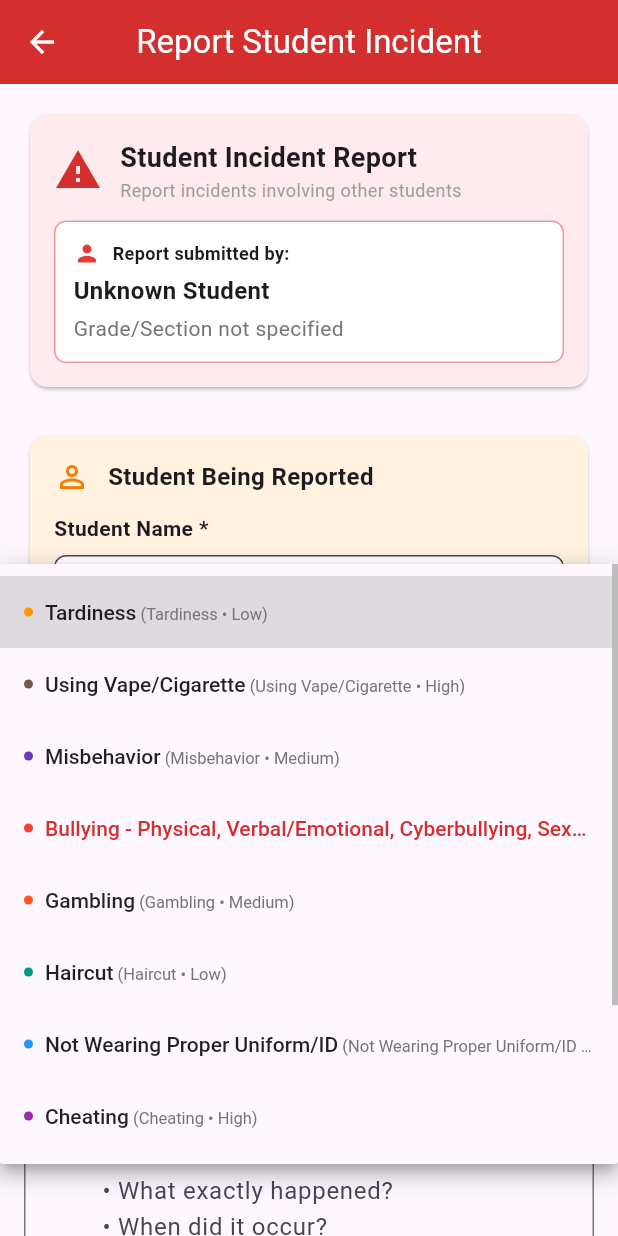
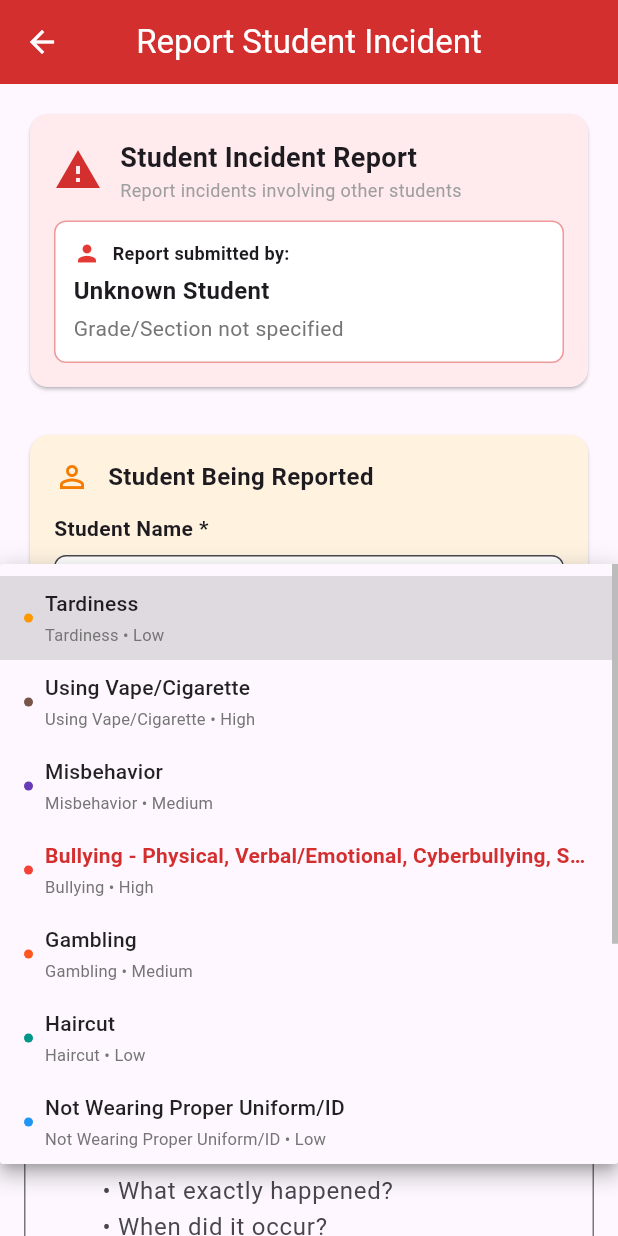
Before and after one commit to MarkJustine28/capstone, a Flutter app: the SubmitIncidentPage screen opened by its route, after a tap on "Select violation type", on a phone screen of 412 x 824 dp. Run offline on Flutter 3.47's test engine with Material 3 defaults, Android fonts, the phone set to English and light mode, and no system bars; our stand-ins replace flutter_dotenv, shared_preferences; accounts and stored records are empty.

Commit message:
fix: Resolve syntax errors and improve violation type handling
- Fix 'expected an identifier' error in dropdown items
- Fix violation types showing only 'Others'
- Fix empty dashboard greeting with proper name fallback
- Improve API response parsing for List and Map formats
- Add displayName getter to AuthProvider
- Enhance dropdown UI with proper text layout
- Add fallback violation types on API failure

```diff
--- a/lib/features/student/pages/incident_report_page.dart
+++ b/lib/features/student/pages/incident_report_page.dart
@@ -3,7 +3,7 @@ import 'package:provider/provider.dart';
 import 'package:intl/intl.dart';
 import '../../../providers/auth_provider.dart';
 import '../../../providers/student_provider.dart';
-import '../../../services/api_services.dart'; // ✅ Import ApiService
+import '../../../services/api_services.dart';
 
 class SubmitIncidentPage extends StatefulWidget {
   const SubmitIncidentPage({super.key});
@@ -35,7 +35,7 @@ class _SubmitIncidentPageState extends State<SubmitIncidentPage> {
     _fetchStudentInfo();
   }
 
-  // ✅ FIXED: Fetch student info using ApiService
+  // ✅ Fetch student info using ApiService
   Future<void> _fetchStudentInfo() async {
     try {
       final authProvider = Provider.of<AuthProvider>(context, listen: false);
@@ -48,7 +48,6 @@ class _SubmitIncidentPageState extends State<SubmitIncidentPage> {
 
       debugPrint("🌐 Fetching student info from: ${ApiService.baseUrl}/profile/");
 
-      // ✅ Use ApiService instead of manual HTTP
       final result = await ApiService.instance.get(
         endpoint: '/profile/',
         token: authProvider.token,
@@ -72,7 +71,7 @@ class _SubmitIncidentPageState extends State<SubmitIncidentPage> {
     }
   }
 
-  // ✅ FIXED: Fetch violation types using ApiService
+  // ✅ Fetch violation types using ApiService
   Future<void> _fetchViolationTypes() async {
     try {
       final authProvider = Provider.of<AuthProvider>(context, listen: false);
@@ -85,19 +84,32 @@ class _SubmitIncidentPageState extends State<SubmitIncidentPage> {
 
       debugPrint("🌐 Fetching violation types from: ${ApiService.baseUrl}/violation-types/");
 
-      // ✅ Use ApiService instead of manual HTTP
       final result = await ApiService.instance.getViolationTypes(
         token: authProvider.token!,
       );
 
       debugPrint("📡 Response status: ${result['success']}");
+      debugPrint("📡 Response data: ${result['data']}");
 
       if (result['success'] == true) {
-        final violationTypesData = result['data']['violation_types'] ?? result['data'];
+        List<Map<String, dynamic>> violationTypesData = [];
+
+        final data = result['data'];
+        if (data is List) {
+          violationTypesData = List<Map<String, dynamic>>.from(data);
+        } else if (data is Map) {
+          if (data.containsKey('violation_types')) {
+            violationTypesData = List<Map<String, dynamic>>.from(data['violation_types']);
+          } else if (data.containsKey('data')) {
+            violationTypesData = List<Map<String, dynamic>>.from(data['data']);
+          } else {
+            violationTypesData = [Map<String, dynamic>.from(data)];
+          }
+        }
 
         setState(() {
-          _violationTypes = List<Map<String, dynamic>>.from(violationTypesData);
-          // Add "Others" option
+          _violationTypes = violationTypesData;
+          // Add "Others" option at the end
           _violationTypes.add({
             'id': null,
             'name': 'Others',
@@ -108,6 +120,7 @@ class _SubmitIncidentPageState extends State<SubmitIncidentPage> {
           _loadingViolationTypes = false;
         });
         debugPrint("✅ Successfully loaded ${_violationTypes.length} violation types");
+        debugPrint("📋 Violation types: ${_violationTypes.map((v) => v['name']).toList()}");
       } else {
         debugPrint("❌ API returned success: false - ${result['error']}");
         _setupFallbackViolationTypes();
@@ -128,9 +141,9 @@ class _SubmitIncidentPageState extends State<SubmitIncidentPage> {
         {'id': 5, 'name': 'Gambling', 'category': 'Gambling', 'severity_level': 'Medium'},
         {'id': 6, 'name': 'Haircut', 'category': 'Haircut', 'severity_level': 'Low'},
         {'id': 7, 'name': 'Not Wearing Proper Uniform/ID', 'category': 'Not Wearing Proper Uniform/ID', 'severity_level': 'Low'},
-        {'id': 8, 'name': 'Cheating', 'category': 'Cheating', 'severity_level': 'High'},
-        {'id': 9, 'name': 'Cutting Classes', 'category': 'Cutting Classes', 'severity_level': 'Medium'},
-        {'id': 10, 'name': 'Absenteeism', 'category': 'Absenteeism', 'severity_level': 'Medium'},
+        {'id': 8, 'name': 'Cheating', 'category': 'Cheating', 'severity_level': 'Medium'},
+        {'id': 9, 'name': 'Cutting Classes', 'category': 'Cutting Classes', 'severity_level': 'High'},
+        {'id': 10, 'name': 'Absenteeism', 'category': 'Absenteeism', 'severity_level': 'High'},
         {'id': null, 'name': 'Others', 'category': 'Others', 'severity_level': 'Medium'},
       ];
       _loadingViolationTypes = false;
@@ -184,7 +197,6 @@ class _SubmitIncidentPageState extends State<SubmitIncidentPage> {
   String _getStudentName() {
     final authProvider = Provider.of<AuthProvider>(context, listen: false);
 
-    // Try to get from API data first
     if (_studentInfo != null) {
       final firstName = _studentInfo!['first_name']?.toString() ?? '';
       final lastName = _studentInfo!['last_name']?.toString() ?? '';
@@ -198,7 +210,6 @@ class _SubmitIncidentPageState extends State<SubmitIncidentPage> {
       }
     }
 
-    // Fallback to username from AuthProvider
     return authProvider.username ?? 'Unknown Student';
   }
 
@@ -221,7 +232,7 @@ class _SubmitIncidentPageState extends State<SubmitIncidentPage> {
     return 'Grade/Section not specified';
   }
 
-  // ✅ FIXED: Submit report using ApiService
+  // ✅ Submit report using ApiService
   Future<void> _submitReport() async {
     if (!_formKey.currentState!.validate()) return;
 
@@ -274,7 +285,6 @@ ${_descriptionController.text.trim()}''';
         debugPrint("📝 Report submitted by: $reporterName");
         debugPrint("📝 Student being reported: $reportedStudentName");
 
-        // ✅ Use ApiService
         final result = await ApiService.instance.post(
           endpoint: '/student/reports/',
           token: authProvider.token,
@@ -298,11 +308,9 @@ ${_descriptionController.text.trim()}''';
             _otherTitleController.clear();
             _reportedStudentController.clear();
 
-            // Refresh reports list
             final studentProvider = Provider.of<StudentProvider>(context, listen: false);
             await studentProvider.fetchReports(authProvider.token!);
 
-            // Navigate back
             Navigator.pop(context);
           } else {
             ScaffoldMessenger.of(context).showSnackBar(
@@ -574,8 +582,9 @@ ${_descriptionController.text.trim()}''';
                   isExpanded: true,
                   menuMaxHeight: 400,
                   items: _violationTypes.map((Map<String, dynamic> violation) {
-                    final category = violation['category'] ?? 'Other';
-                    final severity = violation['severity_level'] ?? 'Medium';
+                    final name = violation['name']?.toString() ?? 'Unknown';
+                    final category = violation['category']?.toString() ?? 'Other';
+                    final severity = violation['severity_level']?.toString() ?? 'Medium';
                     final color = _getCategoryColor(category);
 
                     return DropdownMenuItem<Map<String, dynamic>>(
@@ -583,7 +592,6 @@ ${_descriptionController.text.trim()}''';
                       child: Container(
                         padding: const EdgeInsets.symmetric(vertical: 8.0),
                         child: Row(
-                          mainAxisSize: MainAxisSize.min,
                           children: [
                             Container(
                               width: 6,
@@ -595,34 +603,36 @@ ${_descriptionController.text.trim()}''';
                             ),
                             const SizedBox(width: 8),
                             Expanded(
-                              child: RichText(
-                                text: TextSpan(
-                                  style: const TextStyle(
+                              child: Column(
+                                crossAxisAlignment: CrossAxisAlignment.start,
+                                mainAxisSize: MainAxisSize.min,
+                                children: [
+                                  Text(
+                                    name,
+                                    style: TextStyle(
                                       fontSize: 14,
-                                    color: Colors.black87,
-                                  ),
-                                  children: [
-                                    TextSpan(
-                                      text: violation['name'],
-                                      style: TextStyle(
-                                        fontWeight: FontWeight.w500,
-                                        color: violation['name'].toString().startsWith('Bullying')
+                                      fontWeight: name.startsWith('Bullying')
+                                          ? FontWeight.w700
+                                          : FontWeight.w500,
+                                      color: name.startsWith('Bullying')
                                           ? Colors.red.shade700
                                           : Colors.black87,
                                     ),
+                                    maxLines: 1,
+                                    overflow: TextOverflow.ellipsis,
                                   ),
-                                    TextSpan(
-                                      text: ' ($category • $severity)',
+                                  const SizedBox(height: 2),
+                                  Text(
+                                    '$category • $severity',
                                     style: TextStyle(
                                       fontSize: 11,
                                       color: Colors.grey[600],
                                       fontWeight: FontWeight.normal,
                                     ),
+                                    maxLines: 1,
+                                    overflow: TextOverflow.ellipsis,
                                   ),
                                 ],
-                                ),
-                                maxLines: 1,
-                                overflow: TextOverflow.ellipsis,
                               ),
                             ),
                           ],
```
Lines whose indentation alone changed are shown as unchanged.
